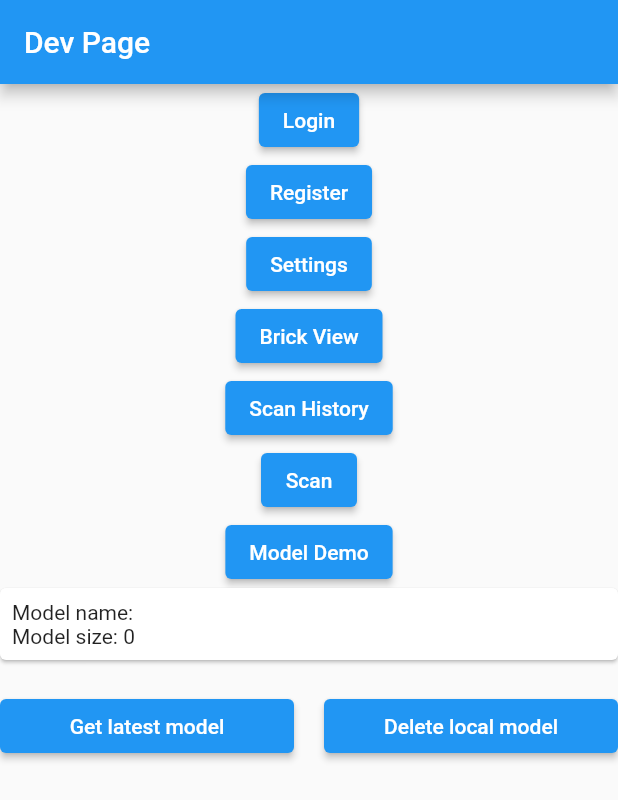
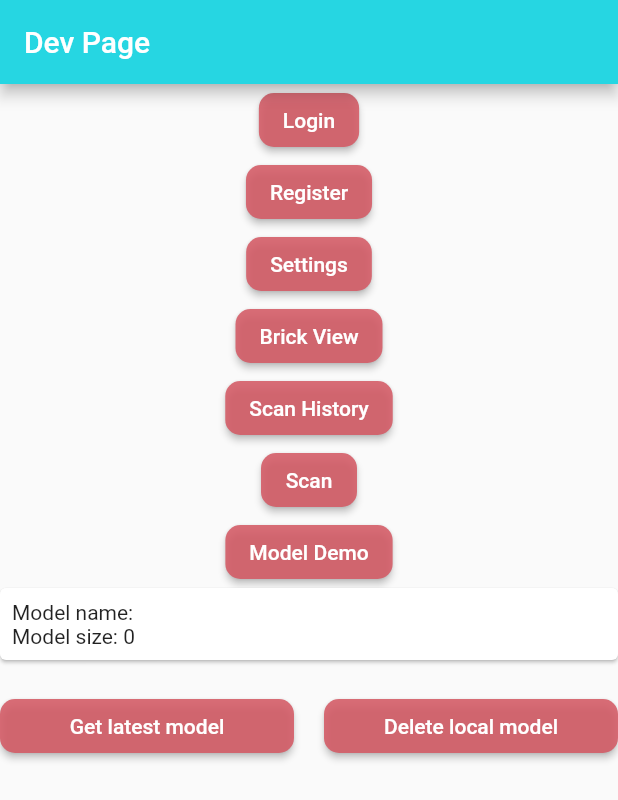
Before and after one commit to Manuel-Aragon/BrixColorFinder, a Flutter app: the screen it shows after launch, on a phone screen of 412 x 824 dp. Shown: the top 800 px of the screen. Run offline on Flutter 3.47's test engine with Material 2 defaults, Android fonts, the phone set to English and light mode, and no system bars; our stand-ins replace camera, firebase_auth, firebase_core, image_picker; missing offline and left inert: firebase_ml_model_downloader, tflite; accounts and stored records are empty.

Commit message:
ui color changes (testing)

```diff
--- a/lib/main.dart
+++ b/lib/main.dart
@@ -14,9 +14,24 @@ class BrickFinder extends StatelessWidget {
 
   @override
   Widget build(BuildContext context) {
-    return const MaterialApp(
-      //theme: ThemeData.dark(),
-      home: DevPage(title: 'Dev Page'),
+    return MaterialApp(
+      //theme: ThemeData.light(),
+      //darkTheme: ThemeData.dark(),
+      theme: ThemeData(
+        //scaffoldBackgroundColor: Color.fromARGB(255, 25, 39, 48),
+        appBarTheme:
+            AppBarTheme(color: const Color.fromARGB(255, 38, 214, 226)),
+        elevatedButtonTheme: ElevatedButtonThemeData(
+          style: ElevatedButton.styleFrom(
+            shape:
+                RoundedRectangleBorder(borderRadius: BorderRadius.circular(10)),
+            backgroundColor: const Color.fromARGB(
+                223, 212, 89, 100), // background (button) color
+            foregroundColor: const Color(0xFfffffff), // foreground (text) color
+          ),
+        ),
+      ),
+      home: const DevPage(title: 'Dev Page'),
     );
   }
 }
--- a/pubspec.yaml
+++ b/pubspec.yaml
@@ -31,7 +31,10 @@ environment:
 dependencies:
   flutter:
     sdk: flutter
+  shared_preferences:
+  provider:
   camera:
+  adaptive_theme: ^2.2.0
   image_picker:
   video_player:
   image:
```
Also changed, not shown: lib/settings_page.dart (+6 -3 lines), pubspec.lock, 1 other file.
